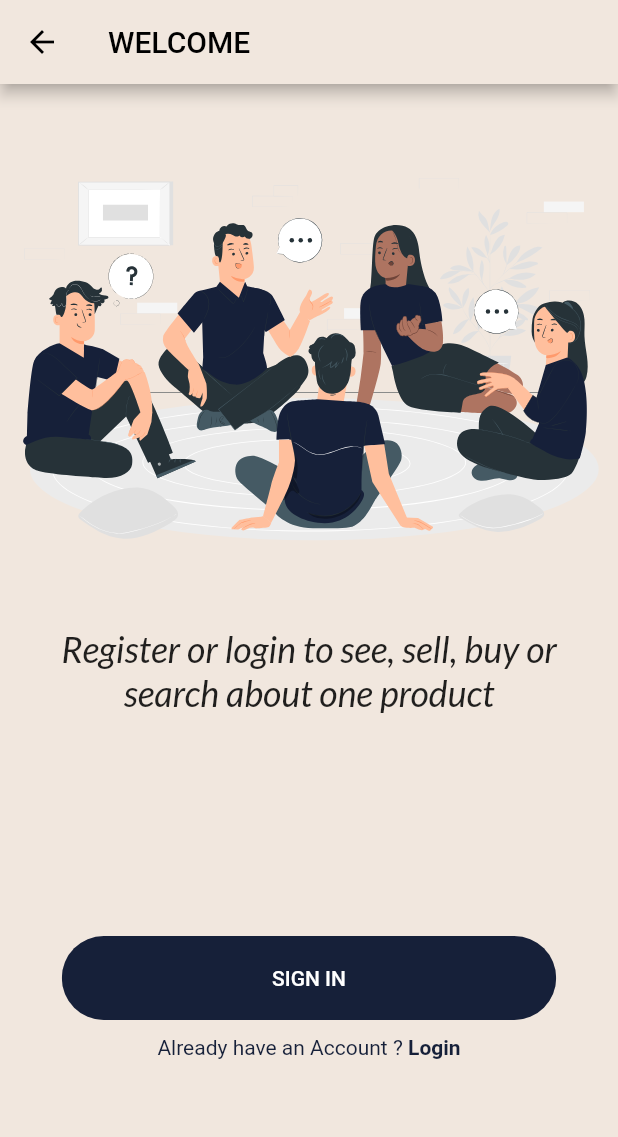
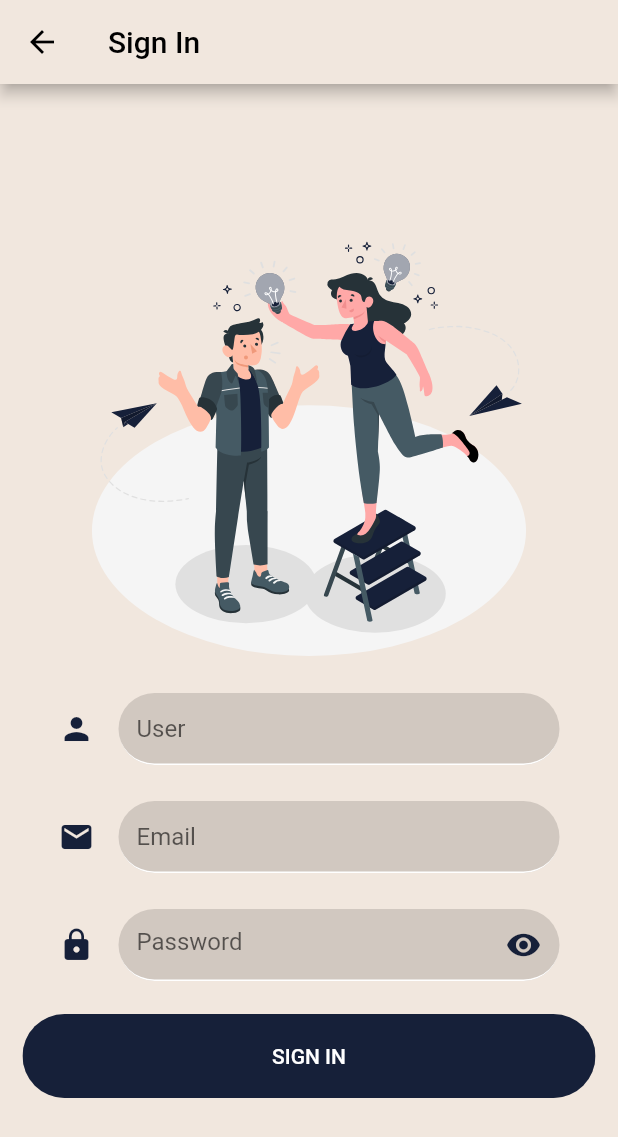
Before and after one commit to KinnaGt/E-Commerce, a Flutter app: the WelcomeScreen screen opened directly, after a tap on "SIGN IN", on a phone screen of 412 x 824 dp. Shown: the top 1137 px of the screen. Run offline on Flutter 3.47's test engine with Material 2 defaults, Android fonts, the phone set to English and light mode, and no system bars; our stand-ins replace flutter_svg, google_fonts.

Commit message:
add register UI

```diff
--- a/lib/components/already_have_account.dart
+++ b/lib/components/already_have_account.dart
@@ -21,7 +21,7 @@ class AlreadyHaveAnAccountCheck extends StatelessWidget {
           style:const TextStyle(color: Color(accent)),
         ),
         GestureDetector(
-          onTap: () => press,
+          onTap: () => press(),
           child: Text(
             login ? "Sign Up" : "Login",
             style: const TextStyle(
--- a/lib/constants/theme.dart
+++ b/lib/constants/theme.dart
@@ -4,36 +4,35 @@ import 'package:google_fonts/google_fonts.dart';
 /// ALL THEME VARIABLES
 
 // COLORS
-const int background =  0xFFF1E7DE;
+const int background = 0xFFF1E7DE;
+const int backAccent = 0xFFD1C8C0;
 const int accent = 0xFF162039;
 const int white = 0xFFF8EEE4;
-
-Map<int, Color> backgroundSwitch =
-{
-50:const Color.fromRGBO(241, 241, 231, .1),
-100:const Color.fromRGBO(241, 241, 231, .2),
-200:const Color.fromRGBO(241, 241, 231, .3),
-300:const Color.fromRGBO(241, 241, 231, .4),
-400:const Color.fromRGBO(241, 241, 231, .5),
-500:const Color.fromRGBO(241, 241, 231, .6),
-600:const Color.fromRGBO(241, 241, 231, .7),
-700:const Color.fromRGBO(241, 241, 231, .8),
-800:const Color.fromRGBO(241, 241, 231, .9),
-900:const Color.fromRGBO(241, 241, 231, 1),
+const int lightAccent = 0xFFF1F1E7;
+Map<int, Color> backgroundSwitch = {
+  50: const Color.fromRGBO(241, 241, 231, 0.094),
+  100: const Color.fromRGBO(241, 241, 231, .2),
+  200: const Color.fromRGBO(241, 241, 231, .3),
+  300: const Color.fromRGBO(241, 241, 231, .4),
+  400: const Color.fromRGBO(241, 241, 231, .5),
+  500: const Color.fromRGBO(241, 241, 231, .6),
+  600: const Color.fromRGBO(241, 241, 231, .7),
+  700: const Color.fromRGBO(241, 241, 231, .8),
+  800: const Color.fromRGBO(241, 241, 231, .9),
+  900: const Color.fromRGBO(241, 241, 231, 1),
 };
-Map<int, Color> accentSwitch =
-{
-50:const Color.fromRGBO(22, 32, 57, .1),
-100:const Color.fromRGBO(22, 32, 57, .2),
-200:const Color.fromRGBO(22, 32, 57, .3),
-300:const Color.fromRGBO(22, 32, 57, .4),
-400:const Color.fromRGBO(22, 32, 57, .5),
-500:const Color.fromRGBO(22, 32, 57, .6),
-600:const Color.fromRGBO(22, 32, 57, .7),
-700:const Color.fromRGBO(22, 32, 57, .8),
-800:const Color.fromRGBO(22, 32, 57, .9),
-900:const Color.fromRGBO(22, 32, 57, 1),
+Map<int, Color> accentSwitch = {
+  50: const Color.fromRGBO(22, 32, 57, .1),
+  100: const Color.fromRGBO(22, 32, 57, .2),
+  200: const Color.fromRGBO(22, 32, 57, .3),
+  300: const Color.fromRGBO(22, 32, 57, .4),
+  400: const Color.fromRGBO(22, 32, 57, .5),
+  500: const Color.fromRGBO(22, 32, 57, .6),
+  600: const Color.fromRGBO(22, 32, 57, .7),
+  700: const Color.fromRGBO(22, 32, 57, .8),
+  800: const Color.fromRGBO(22, 32, 57, .9),
+  900: const Color.fromRGBO(22, 32, 57, 1),
 };
 // TEXT STYLES
-TextStyle textH1 = GoogleFonts.lato(fontStyle: FontStyle.italic,fontSize: 32);
-TextStyle textT1 = GoogleFonts.lato(fontStyle: FontStyle.italic,fontSize: 24);
+TextStyle textH1 = GoogleFonts.lato(fontStyle: FontStyle.italic, fontSize: 32);
+TextStyle textT1 = GoogleFonts.lato(fontStyle: FontStyle.italic, fontSize: 24);
--- /dev/null
+++ b/lib/screens/sign_in.dart
@@ -0,0 +1,132 @@
+import 'package:flutter/material.dart';
+import 'package:flutter_svg/svg.dart';
+
+import '../components/rounded_button.dart';
+import '../constants/theme.dart';
+
+class SignInScreen extends StatelessWidget {
+  const SignInScreen({Key? key}) : super(key: key);
+
+  @override
+  Widget build(BuildContext context) {
+    double height = MediaQuery.of(context).size.height;
+    return Scaffold(
+        appBar: AppBar(
+          title: const Text('Sign In'),
+          leading: IconButton(
+            icon: const Icon(Icons.arrow_back, color: Colors.black),
+            onPressed: () => {Navigator.pop(context)},
+          ),
+        ),
+        body: Center(
+          child: ListView(
+              shrinkWrap: true,
+              padding: const EdgeInsets.all(15.0),
+            children:[
+              SizedBox(
+                width: double.infinity,
+                height: height / 2 - 100,
+                child: SvgPicture.asset(
+                  'assets/images/ideas.svg',
+                  fit: BoxFit.scaleDown,
+                ),
+              ),
+              _userForm(),
+              _emailForm(),
+              _passwordForm(),
+              const Spacer(),
+              RoundedButton(text: 'SIGN IN', press: () => {}),
+              const Spacer()
+            ]),
+          ),
+        );
+  }
+
+  Widget _userForm() {
+    return Padding(
+        padding: const EdgeInsets.symmetric(horizontal: 24, vertical: 12),
+        child: TextFormField(
+          autofocus: false,
+          decoration: InputDecoration(
+
+            icon: const Icon(
+              Icons.person,
+              color: Color(accent),
+            ),
+            filled: true,
+            fillColor: const Color(backAccent),
+            hintText: 'User',
+            focusedBorder: OutlineInputBorder(
+              borderSide: const BorderSide(color: Colors.white),
+              borderRadius: BorderRadius.circular(25.7),
+            ),
+            enabledBorder: UnderlineInputBorder(
+              borderSide: const BorderSide(color: Colors.white),
+              borderRadius: BorderRadius.circular(25.7),
+            ),
+          ),
+        ));
+  }
+
+  Widget _passwordForm() {
+    return Padding(
+      padding: const EdgeInsets.symmetric(horizontal: 24, vertical: 12),
+      child: TextFormField(
+        decoration: InputDecoration(
+          hintText: "Password",
+          icon: const Icon(
+            Icons.lock,
+            color: Color(accent),
+          ),
+          suffixIcon: const Icon(
+            Icons.visibility,
+            color: Color(accent),
+          ),
+          filled: true,
+          fillColor: const Color(backAccent),
+          focusedBorder: OutlineInputBorder(
+            borderSide: const BorderSide(color: Colors.white),
+            borderRadius: BorderRadius.circular(25.7),
+          ),
+          enabledBorder: UnderlineInputBorder(
+            borderSide: const BorderSide(color: Colors.white),
+            borderRadius: BorderRadius.circular(25.7),
+          ),
+        ),
+        obscureText: true,
+        validator: (value) {
+          if (value!.isEmpty) {
+            return 'Enter your password';
+          }
+          return null;
+        },
+      ),
+    );
+  }
+
+  Widget _emailForm(){
+    return Padding(
+        padding: const EdgeInsets.symmetric(horizontal: 24, vertical: 12),
+        child: TextFormField(
+          autofocus: false,
+          decoration: InputDecoration(
+
+            icon: const Icon(
+              Icons.mail,
+              color: Color(accent),
+            ),
+            filled: true,
+            fillColor: const Color(backAccent),
+            hintText: 'Email',
+            focusedBorder: OutlineInputBorder(
+              borderSide: const BorderSide(color: Colors.white),
+              borderRadius: BorderRadius.circular(25.7),
+            ),
+            enabledBorder: UnderlineInputBorder(
+              borderSide: const BorderSide(color: Colors.white),
+              borderRadius: BorderRadius.circular(25.7),
+            ),
+          ),
+        ));
+  }
+}
--- a/lib/screens/welcome.dart
+++ b/lib/screens/welcome.dart
@@ -1,10 +1,12 @@
 import 'package:ecommerce/components/already_have_account.dart';
+import 'package:ecommerce/screens/sign_in.dart';
 import 'package:flutter/material.dart';
 import 'package:flutter_svg/flutter_svg.dart';
 
 import '../components/rounded_button.dart';
 import '../constants/strings.dart';
 import '../constants/theme.dart';
+import 'login.dart';
 
 class WelcomeScreen extends StatelessWidget {
   const WelcomeScreen({Key? key}) : super(key: key);
@@ -39,13 +41,34 @@ class WelcomeScreen extends StatelessWidget {
             ),
           ),
           const Spacer(),
-          RoundedButton(text: 'SIGN IN',press: ()=>{} ,),
-          AlreadyHaveAnAccountCheck(press: () => {},login: false,),
+          RoundedButton(text: 'SIGN IN',press: () => _navigateToSignIn(context)),
+          AlreadyHaveAnAccountCheck(press: () => _navigateToLogin(context),login: false,),
           const Spacer()
         ],
+      )
+    );
 
-      )
-
+  }
+  _navigateToSignIn(context) {
+    Navigator.push(
+      context,
+      MaterialPageRoute(
+        builder: (context) {
+          return const SignInScreen();
+        },
+      ),
     );
   }
+  _navigateToLogin(context) {
+    Navigator.push(
+      context,
+      MaterialPageRoute(
+        builder: (context) {
+          return const LoginScreen();
+        },
+      ),
+    );
+  }
+
+
 }
```
Also changed, not shown: lib/components/widgets.dart (added, +69 -0 lines), lib/screens/login.dart (+10 -4 lines), lib/screens/sign_up.dart (deleted, +0 -13 lines).
